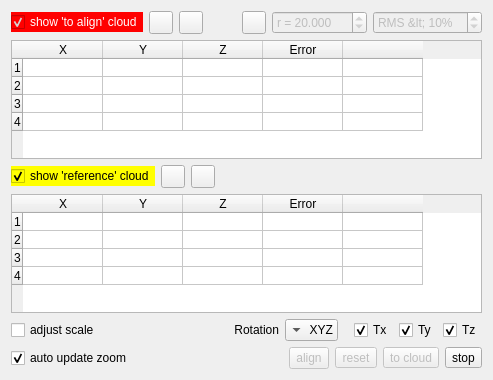
CloudCompare/CloudCompare, file qCC/ui_templates/pointPairRegistrationDlg.ui: the form before one commit.
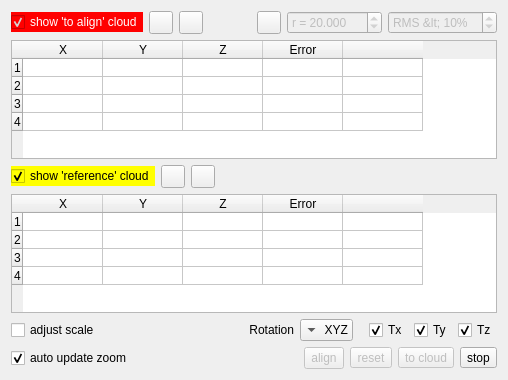
The form after the commit. Icons and pictures are not drawn.

```diff
--- a/qCC/ui_templates/pointPairRegistrationDlg.ui
+++ b/qCC/ui_templates/pointPairRegistrationDlg.ui
@@ -6,7 +6,7 @@
    <rect>
     <x>0</x>
     <y>0</y>
-    <width>493</width>
+    <width>508</width>
     <height>380</height>
    </rect>
   </property>
```
Left out of the diff: 48 changed lines with no effect on the pictures.
